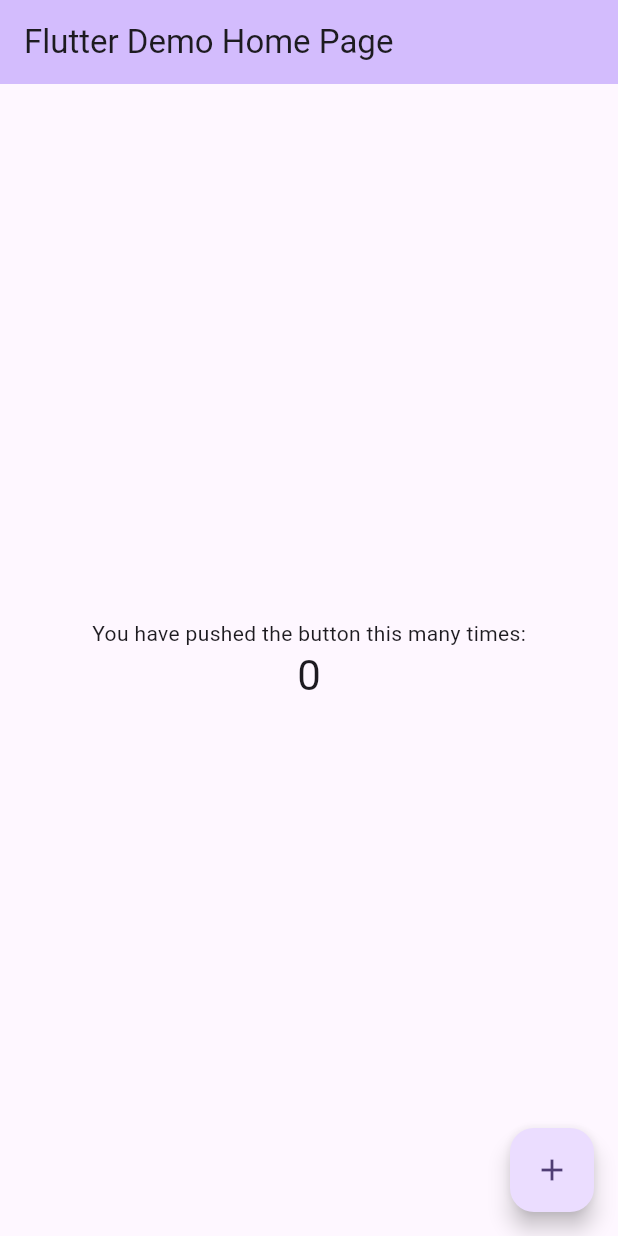
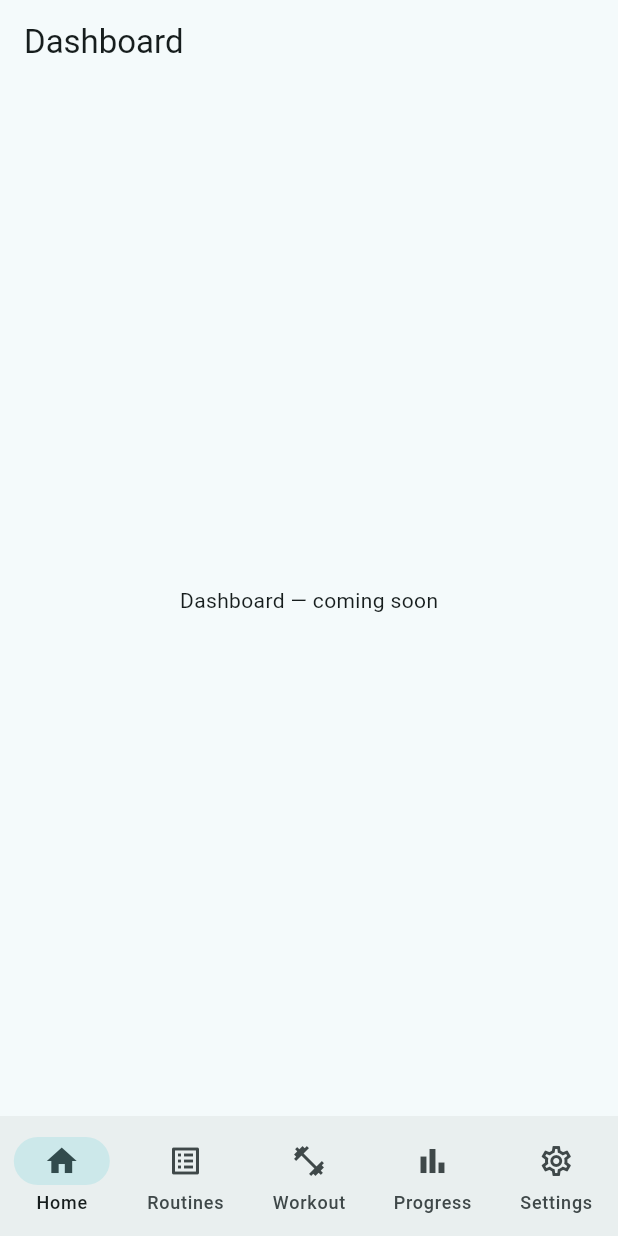
Before and after one commit to ussy1995/repwise, a Flutter app: the screen it shows after launch, on a phone screen of 412 x 824 dp. Run offline on Flutter 3.47's test engine with Material 3 defaults, Android fonts, the phone set to English and light mode, and no system bars.

Commit message:
feat: replace counter app with 5-tab app shell

```diff
--- /dev/null
+++ b/lib/app/app.dart
@@ -0,0 +1,94 @@
+import 'package:flutter/material.dart';
+
+import '../features/dashboard/presentation/dashboard_screen.dart';
+import '../features/progress/presentation/progress_screen.dart';
+import '../features/routines/presentation/routines_screen.dart';
+import '../features/settings/presentation/settings_screen.dart';
+import '../features/workout/presentation/workout_screen.dart';
+
+class RepwiseApp extends StatelessWidget {
+  const RepwiseApp({super.key});
+
+  @override
+  Widget build(BuildContext context) {
+    return MaterialApp(
+      title: 'Repwise',
+      debugShowCheckedModeBanner: false,
+      theme: ThemeData(
+        colorScheme: ColorScheme.fromSeed(seedColor: const Color(0xFF01696F)),
+        useMaterial3: true,
+      ),
+      darkTheme: ThemeData(
+        colorScheme: ColorScheme.fromSeed(
+          seedColor: const Color(0xFF01696F),
+          brightness: Brightness.dark,
+        ),
+        useMaterial3: true,
+      ),
+      themeMode: ThemeMode.system,
+      home: const AppShell(),
+    );
+  }
+}
+
+class AppShell extends StatefulWidget {
+  const AppShell({super.key});
+
+  @override
+  State<AppShell> createState() => _AppShellState();
+}
+
+class _AppShellState extends State<AppShell> {
+  int _currentIndex = 0;
+
+  final List<Widget> _screens = const [
+    DashboardScreen(),
+    RoutinesScreen(),
+    WorkoutScreen(),
+    ProgressScreen(),
+    SettingsScreen(),
+  ];
+
+  @override
+  Widget build(BuildContext context) {
+    return Scaffold(
+      body: IndexedStack(
+        index: _currentIndex,
+        children: _screens,
+      ),
+      bottomNavigationBar: NavigationBar(
+        selectedIndex: _currentIndex,
+        onDestinationSelected: (index) {
+          setState(() => _currentIndex = index);
+        },
+        destinations: const [
+          NavigationDestination(
+            icon: Icon(Icons.home_outlined),
+            selectedIcon: Icon(Icons.home),
+            label: 'Home',
+          ),
+          NavigationDestination(
+            icon: Icon(Icons.list_alt_outlined),
+            selectedIcon: Icon(Icons.list_alt),
+            label: 'Routines',
+          ),
+          NavigationDestination(
+            icon: Icon(Icons.fitness_center_outlined),
+            selectedIcon: Icon(Icons.fitness_center),
+            label: 'Workout',
+          ),
+          NavigationDestination(
+            icon: Icon(Icons.bar_chart_outlined),
+            selectedIcon: Icon(Icons.bar_chart),
+            label: 'Progress',
+          ),
+          NavigationDestination(
+            icon: Icon(Icons.settings_outlined),
+            selectedIcon: Icon(Icons.settings),
+            label: 'Settings',
+          ),
+        ],
+      ),
+    );
+  }
+}
--- /dev/null
+++ b/lib/features/dashboard/presentation/dashboard_screen.dart
@@ -0,0 +1,15 @@
+import 'package:flutter/material.dart';
+
+class DashboardScreen extends StatelessWidget {
+  const DashboardScreen({super.key});
+
+  @override
+  Widget build(BuildContext context) {
+    return Scaffold(
+      appBar: AppBar(title: const Text('Dashboard')),
+      body: const Center(
+        child: Text('Dashboard — coming soon'),
+      ),
+    );
+  }
+}
--- /dev/null
+++ b/lib/features/progress/presentation/progress_screen.dart
@@ -0,0 +1,15 @@
+import 'package:flutter/material.dart';
+
+class ProgressScreen extends StatelessWidget {
+  const ProgressScreen({super.key});
+
+  @override
+  Widget build(BuildContext context) {
+    return Scaffold(
+      appBar: AppBar(title: const Text('Progress')),
+      body: const Center(
+        child: Text('Progress — coming soon'),
+      ),
+    );
+  }
+}
--- /dev/null
+++ b/lib/features/routines/presentation/routines_screen.dart
@@ -0,0 +1,15 @@
+import 'package:flutter/material.dart';
+
+class RoutinesScreen extends StatelessWidget {
+  const RoutinesScreen({super.key});
+
+  @override
+  Widget build(BuildContext context) {
+    return Scaffold(
+      appBar: AppBar(title: const Text('Routines')),
+      body: const Center(
+        child: Text('Routines — coming soon'),
+      ),
+    );
+  }
+}
--- /dev/null
+++ b/lib/features/settings/presentation/settings_screen.dart
@@ -0,0 +1,15 @@
+import 'package:flutter/material.dart';
+
+class SettingsScreen extends StatelessWidget {
+  const SettingsScreen({super.key});
+
+  @override
+  Widget build(BuildContext context) {
+    return Scaffold(
+      appBar: AppBar(title: const Text('Settings')),
+      body: const Center(
+        child: Text('Settings — coming soon'),
+      ),
+    );
+  }
+}
--- /dev/null
+++ b/lib/features/workout/presentation/workout_screen.dart
@@ -0,0 +1,15 @@
+import 'package:flutter/material.dart';
+
+class WorkoutScreen extends StatelessWidget {
+  const WorkoutScreen({super.key});
+
+  @override
+  Widget build(BuildContext context) {
+    return Scaffold(
+      appBar: AppBar(title: const Text('Workout')),
+      body: const Center(
+        child: Text('Workout — coming soon'),
+      ),
+    );
+  }
+}
--- a/lib/main.dart
+++ b/lib/main.dart
@@ -1,122 +1,6 @@
 import 'package:flutter/material.dart';
+import 'app/app.dart';
 
 void main() {
-  runApp(const MyApp());
+  runApp(const RepwiseApp());
 }
-
-class MyApp extends StatelessWidget {
-  const MyApp({super.key});
-
-  // This widget is the root of your application.
-  @override
-  Widget build(BuildContext context) {
-    return MaterialApp(
-      title: 'Flutter Demo',
-      theme: ThemeData(
-        // This is the theme of your application.
-        //
-        // TRY THIS: Try running your application with "flutter run". You'll see
-        // the application has a purple toolbar. Then, without quitting the app,
-        // try changing the seedColor in the colorScheme below to Colors.green
-        // and then invoke "hot reload" (save your changes or press the "hot
-        // reload" button in a Flutter-supported IDE, or press "r" if you used
-        // the command line to start the app).
-        //
-        // Notice that the counter didn't reset back to zero; the application
-        // state is not lost during the reload. To reset the state, use hot
-        // restart instead.
-        //
-        // This works for code too, not just values: Most code changes can be
-        // tested with just a hot reload.
-        colorScheme: .fromSeed(seedColor: Colors.deepPurple),
-      ),
-      home: const MyHomePage(title: 'Flutter Demo Home Page'),
-    );
-  }
-}
-
-class MyHomePage extends StatefulWidget {
-  const MyHomePage({super.key, required this.title});
-
-  // This widget is the home page of your application. It is stateful, meaning
-  // that it has a State object (defined below) that contains fields that affect
-  // how it looks.
-
-  // This class is the configuration for the state. It holds the values (in this
-  // case the title) provided by the parent (in this case the App widget) and
-  // used by the build method of the State. Fields in a Widget subclass are
-  // always marked "final".
-
-  final String title;
-
-  @override
-  State<MyHomePage> createState() => _MyHomePageState();
-}
-
-class _MyHomePageState extends State<MyHomePage> {
-  int _counter = 0;
-
-  void _incrementCounter() {
-    setState(() {
-      // This call to setState tells the Flutter framework that something has
-      // changed in this State, which causes it to rerun the build method below
-      // so that the display can reflect the updated values. If we changed
-      // _counter without calling setState(), then the build method would not be
-      // called again, and so nothing would appear to happen.
-      _counter++;
-    });
-  }
-
-  @override
-  Widget build(BuildContext context) {
-    // This method is rerun every time setState is called, for instance as done
-    // by the _incrementCounter method above.
-    //
-    // The Flutter framework has been optimized to make rerunning build methods
-    // fast, so that you can just rebuild anything that needs updating rather
-    // than having to individually change instances of widgets.
-    return Scaffold(
-      appBar: AppBar(
-        // TRY THIS: Try changing the color here to a specific color (to
-        // Colors.amber, perhaps?) and trigger a hot reload to see the AppBar
-        // change color while the other colors stay the same.
-        backgroundColor: Theme.of(context).colorScheme.inversePrimary,
-        // Here we take the value from the MyHomePage object that was created by
-        // the App.build method, and use it to set our appbar title.
-        title: Text(widget.title),
-      ),
-      body: Center(
-        // Center is a layout widget. It takes a single child and positions it
-        // in the middle of the parent.
-        child: Column(
-          // Column is also a layout widget. It takes a list of children and
-          // arranges them vertically. By default, it sizes itself to fit its
-          // children horizontally, and tries to be as tall as its parent.
-          //
-          // Column has various properties to control how it sizes itself and
-          // how it positions its children. Here we use mainAxisAlignment to
-          // center the children vertically; the main axis here is the vertical
-          // axis because Columns are vertical (the cross axis would be
-          // horizontal).
-          //
-          // TRY THIS: Invoke "debug painting" (choose the "Toggle Debug Paint"
-          // action in the IDE, or press "p" in the console), to see the
-          // wireframe for each widget.
-          mainAxisAlignment: .center,
-          children: [
-            const Text('You have pushed the button this many times:'),
-            Text(
-              '$_counter',
-              style: Theme.of(context).textTheme.headlineMedium,
-            ),
-          ],
-        ),
-      ),
-      floatingActionButton: FloatingActionButton(
-        onPressed: _incrementCounter,
-        tooltip: 'Increment',
-        child: const Icon(Icons.add),
-      ),
-    );
-  }
-}
```
Also changed, not shown: 1 other file.
